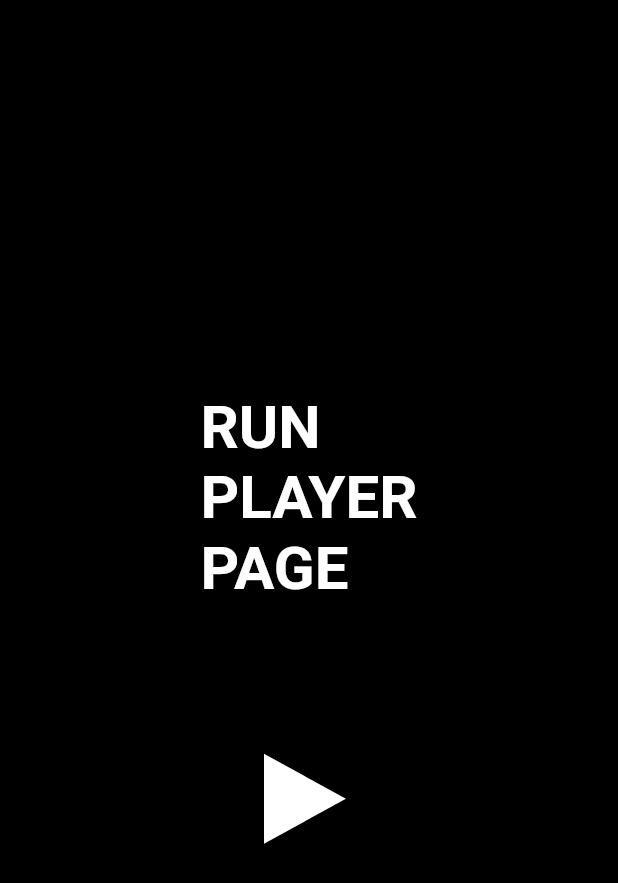
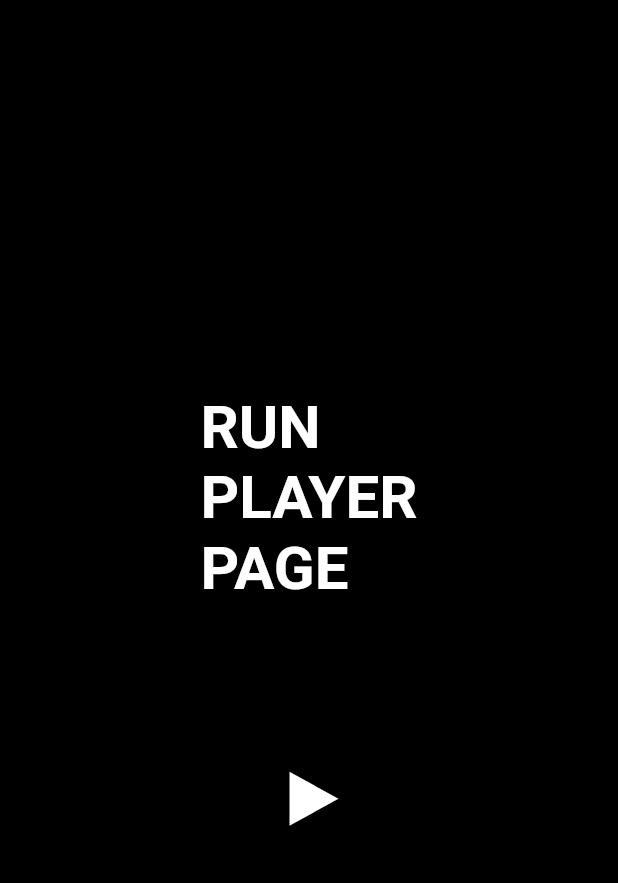
Before and after one commit to minhthong095/YoutubePlayer, a Flutter app: the screen it shows after launch, on a phone screen of 412 x 824 dp. Shown: the top 883 px of the screen. Run offline on Flutter 3.47's test engine with Material 2 defaults, Android fonts, the phone set to English and light mode, and no system bars; our stand-ins replace video_player; missing offline and left inert: youtube_explode_dart.

Commit message:
Update youtbe play button

```diff
--- a/lib/play_button_youtube.dart
+++ b/lib/play_button_youtube.dart
@@ -1,6 +1,7 @@
 import 'package:flutter/material.dart';
 
 const _kBorderWidthRipple = 1.5;
+const _kPaddingButton = 12.0;
 
 class PlayButtonYoutube extends StatefulWidget {
   final double size;
@@ -12,8 +13,9 @@ class PlayButtonYoutube extends StatefulWidget {
 
 class _PlayButtonYoutubeState extends State<PlayButtonYoutube>
     with TickerProviderStateMixin {
-  late final _animationController =
-      AnimationController(vsync: this, duration: Duration(milliseconds: 500));
+  late final double sizePlay = widget.size - _kPaddingButton * 2;
+  late final _animationControllerPlay =
+      AnimationController(vsync: this, duration: Duration(milliseconds: 100));
   late final AnimationController _animationControllerBorder =
       AnimationController(vsync: this, duration: Duration(milliseconds: 500));
   late final AnimationController _animationControllerCircle =
@@ -36,68 +38,68 @@ class _PlayButtonYoutubeState extends State<PlayButtonYoutube>
         weight: 50)
   ]).animate(_animationControllerCircle);
   late final _isStop = widget.isStop;
-  late final paddingLeftRightPlay = 0.1907216495 * widget.size;
+  late final paddingLeftRightPlay = 0.1907216495 * sizePlay;
   late final xAD = Tween<double>(
-      begin: _isStop ? 0.0 : 0.1907216495 * widget.size,
-      end: _isStop ? 0.1907216495 * widget.size : 0.0);
+      begin: _isStop ? 5.0 : 0.1907216495 * sizePlay,
+      end: _isStop ? 0.1907216495 * sizePlay : 0.0);
   late final yA = Tween<double>(
-      begin: _isStop ? 0.0 : 0.0618556701 * widget.size,
-      end: _isStop ? 0.0618556701 * widget.size : 0.0);
+      begin: _isStop ? 0.0 : 0.0618556701 * sizePlay,
+      end: _isStop ? 0.0618556701 * sizePlay : 0.0);
   late final xBC = Tween<double>(
       begin: _isStop
-          ? .456903039837 * widget.size
-          : 0.1237113402 * widget.size + paddingLeftRightPlay,
+          ? .456903039837 * sizePlay + 5
+          : 0.1237113402 * sizePlay + paddingLeftRightPlay,
       end: _isStop
-          ? 0.1237113402 * widget.size + paddingLeftRightPlay
-          : .456903039837 * widget.size);
+          ? 0.1237113402 * sizePlay + paddingLeftRightPlay
+          : .456903039837 * sizePlay);
   late final yB = Tween<double>(
-      begin: _isStop ? .25 * widget.size : 0.0618556701 * widget.size,
-      end: _isStop ? 0.0618556701 * widget.size : .25 * widget.size);
+      begin: _isStop ? .25 * sizePlay : 0.0618556701 * sizePlay,
+      end: _isStop ? 0.0618556701 * sizePlay : .25 * sizePlay);
   late final yC = Tween<double>(
-      begin: _isStop ? .75 * widget.size : 0.9381443299 * widget.size,
-      end: _isStop ? 0.9381443299 * widget.size : .75 * widget.size);
+      begin: _isStop ? .75 * sizePlay : 0.9381443299 * sizePlay,
+      end: _isStop ? 0.9381443299 * sizePlay : .75 * sizePlay);
   late final yD = Tween<double>(
-      begin: _isStop ? widget.size : 0.9381443299 * widget.size,
-      end: _isStop ? 0.9381443299 * widget.size : widget.size);
+      begin: _isStop ? sizePlay : 0.9381443299 * sizePlay,
+      end: _isStop ? 0.9381443299 * sizePlay : sizePlay);
   late final xEH = Tween<double>(
       begin: _isStop
-          ? .456903039837 * widget.size - .2
-          : 0.4948453608 * widget.size + paddingLeftRightPlay,
+          ? (.456903039837 * sizePlay - .2) + 5
+          : 0.4948453608 * sizePlay + paddingLeftRightPlay,
       end: _isStop
-          ? 0.4948453608 * widget.size + paddingLeftRightPlay
-          : .456903039837 * widget.size - .2);
+          ? 0.4948453608 * sizePlay + paddingLeftRightPlay
+          : .456903039837 * sizePlay - .2);
   late final yE = Tween<double>(
-      begin: _isStop ? .25 * widget.size : 0.0618556701 * widget.size,
-      end: _isStop ? 0.0618556701 * widget.size : .25 * widget.size);
+      begin: _isStop ? .25 * sizePlay : 0.0618556701 * sizePlay,
+      end: _isStop ? 0.0618556701 * sizePlay : .25 * sizePlay);
   late final xFG = Tween<double>(
       begin: _isStop
-          ? (.456903039837 * widget.size) * 2 - .2
-          : 0.618556701 * widget.size + paddingLeftRightPlay,
+          ? ((.456903039837 * sizePlay) * 2 - .2) + 5
+          : 0.618556701 * sizePlay + paddingLeftRightPlay,
       end: _isStop
-          ? 0.618556701 * widget.size + paddingLeftRightPlay
-          : (.456903039837 * widget.size) * 2 - .2);
+          ? 0.618556701 * sizePlay + paddingLeftRightPlay
+          : (.456903039837 * sizePlay) * 2 - .2);
   late final yF = Tween<double>(
-      begin: _isStop ? .5 * widget.size : 0.0618556701 * widget.size,
-      end: _isStop ? 0.0618556701 * widget.size : .5 * widget.size);
+      begin: _isStop ? .5 * sizePlay : 0.0618556701 * sizePlay,
+      end: _isStop ? 0.0618556701 * sizePlay : .5 * sizePlay);
   late final yG = Tween<double>(
-      begin: _isStop ? .5 * widget.size : 0.9381443299 * widget.size,
-      end: _isStop ? 0.9381443299 * widget.size : .5 * widget.size);
+      begin: _isStop ? .5 * sizePlay : 0.9381443299 * sizePlay,
+      end: _isStop ? 0.9381443299 * sizePlay : .5 * sizePlay);
   late final yH = Tween<double>(
-      begin: _isStop ? .75 * widget.size : 0.9381443299 * widget.size,
-      end: _isStop ? 0.9381443299 * widget.size : .75 * widget.size);
+      begin: _isStop ? .75 * sizePlay : 0.9381443299 * sizePlay,
+      end: _isStop ? 0.9381443299 * sizePlay : .75 * sizePlay);
 
   @override
   void dispose() {
-    _animationController.dispose();
+    _animationControllerPlay.dispose();
     super.dispose();
   }
 
   @override
   void didUpdateWidget(covariant PlayButtonYoutube oldWidget) {
-    if (_animationController.isDismissed) {
-      _animationController.forward();
-    } else if (_animationController.isCompleted) {
-      _animationController.reverse();
+    if (_animationControllerPlay.isDismissed) {
+      _animationControllerPlay.forward();
+    } else if (_animationControllerPlay.isCompleted) {
+      _animationControllerPlay.reverse();
     }
     _animationControllerBorder.reset();
     _animationControllerCircle.reset();
@@ -108,7 +110,10 @@ class _PlayButtonYoutubeState extends State<PlayButtonYoutube>
 
   @override
   Widget build(BuildContext context) {
-    return Stack(
+    return SizedBox(
+      width: widget.size,
+      height: widget.size,
+      child: Stack(
         children: [
           Positioned.fill(
             child: AnimatedBuilder(
@@ -136,9 +141,9 @@ class _PlayButtonYoutubeState extends State<PlayButtonYoutube>
               )),
             ),
           ),
-        SizedBox(
-          width: widget.size,
-          height: widget.size,
+          Positioned(
+            left: _kPaddingButton,
+            top: _kPaddingButton,
             child: CustomPaint(
               painter: _PlayYoutubePainter(
                   xAD: xAD,
@@ -154,11 +159,12 @@ class _PlayButtonYoutubeState extends State<PlayButtonYoutube>
                   yG: yG,
                   yH: yH,
                   isStopFirst: _isStop,
-                size: widget.size,
-                animation: _animationController),
+                  size: sizePlay,
+                  animation: _animationControllerPlay),
             ),
           ),
         ],
+      ),
     );
   }
 }
@@ -260,27 +266,27 @@ class _PlayYoutubePainter extends CustomPainter {
 // Stop
 // xA = 0;
 // yA = 0;
-// xB = .456903039837 * widget.size.height;
-// yB = .25 * widget.size.height;
-// yC = .75 * widget.size.height;
+// xB = .456903039837 * sizePlay.height;
+// yB = .25 * sizePlay.height;
+// yC = .75 * sizePlay.height;
 // yD = size.height;
 // xE = xB;
 // yE = yB;
 // xF = xB * 2;
-// yF = .5 * widget.size.height;
+// yF = .5 * sizePlay.height;
 // yG = yF;
 // yH = yC;
 // Play
-//   double paddingLeftRightPlay = 0.1907216495 * widget.size.height;
+//   double paddingLeftRightPlay = 0.1907216495 * sizePlay.height;
 //   xA = paddingLeftRightPlay;
-//   yA = 0.0618556701 * widget.size.height;
-//   xB = 0.1237113402 * widget.size.height + paddingLeftRightPlay;
+//   yA = 0.0618556701 * sizePlay.height;
+//   xB = 0.1237113402 * sizePlay.height + paddingLeftRightPlay;
 //   yB = yA;
-//   yC = 0.9381443299 * widget.size.height;
+//   yC = 0.9381443299 * sizePlay.height;
 //   yD = yC;
-//   xE = 0.4948453608 * widget.size.height + paddingLeftRightPlay;
+//   xE = 0.4948453608 * sizePlay.height + paddingLeftRightPlay;
 //   yE = yA;
-//   xF = 0.618556701 * widget.size.height + paddingLeftRightPlay;
+//   xF = 0.618556701 * sizePlay.height + paddingLeftRightPlay;
 //   yF = yE;
 //   yG = yC;
 //   yH = yG
```
Lines whose indentation alone changed are shown as unchanged.
